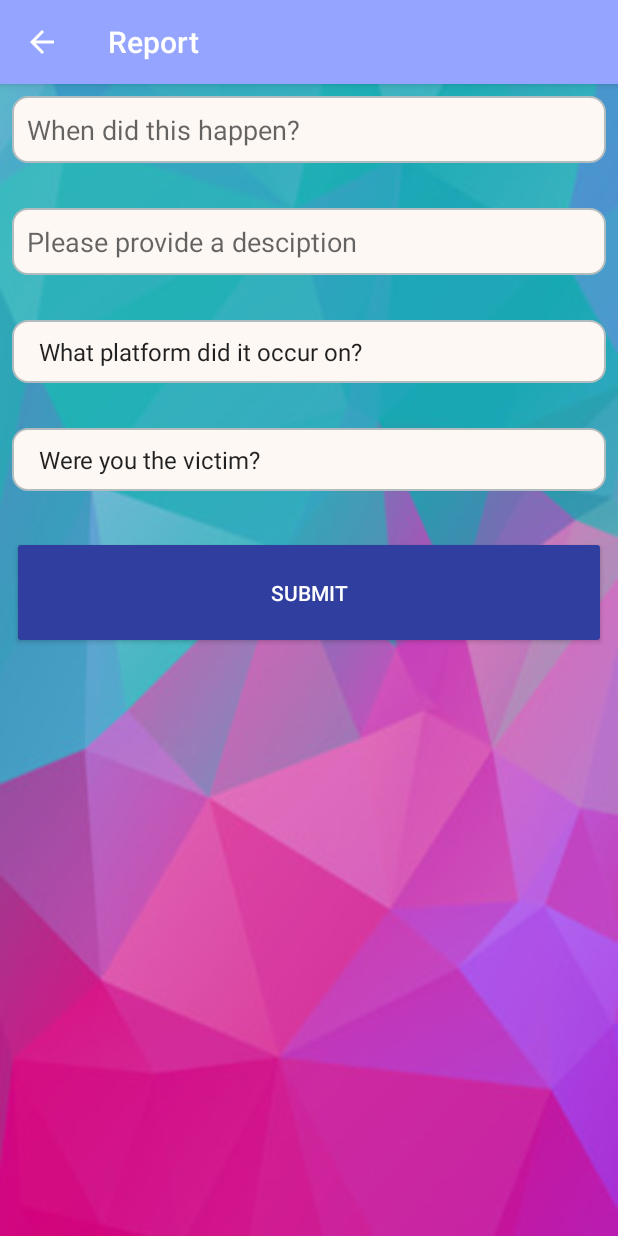
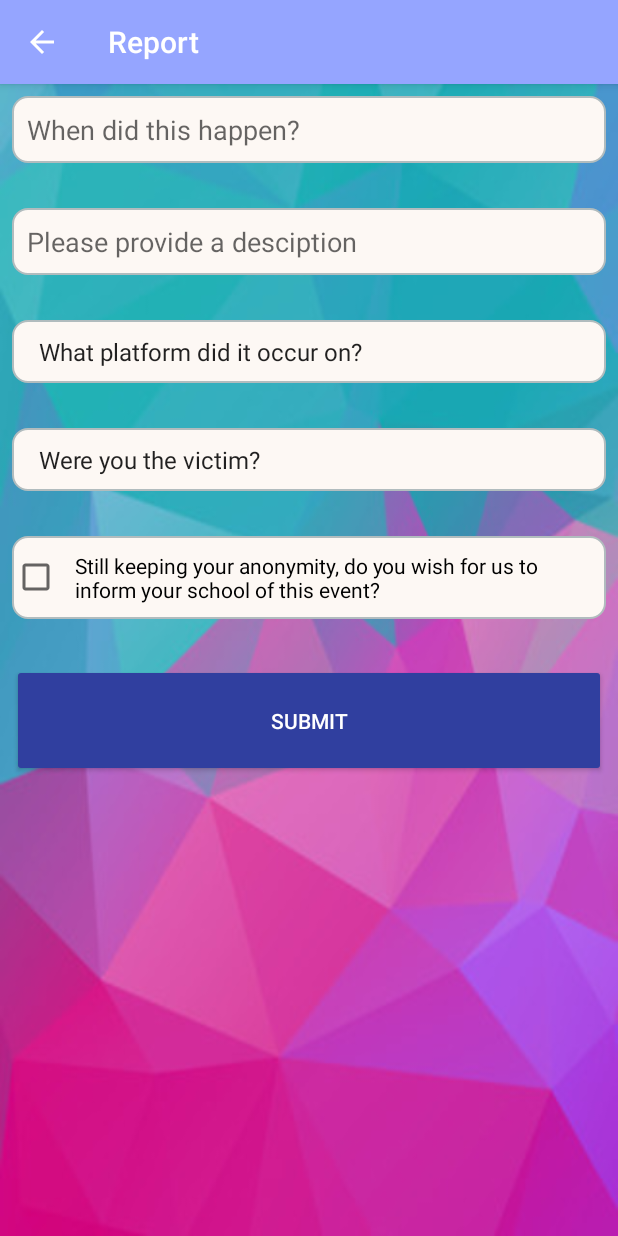
Before and after one commit to tha-bo/mvmr, an Android app: the Report screen opened directly, with no data from a screen before it, on a phone screen of 412 x 824 dp. Run offline under Robolectric (Android 15) with nearby library versions, the phone set to English and light mode, and no system bars; our stand-ins replace Firebase (no records; nobody signed in at launch, a user with empty details on screens opened directly).

Commit message:
fixed bug when sending on/off added send to school checkbox

```diff
--- a/app/src/main/java/mvmr/mvmr/Report.java
+++ b/app/src/main/java/mvmr/mvmr/Report.java
@@ -16,6 +16,7 @@ import android.util.Log;
 import android.view.View;
 import android.widget.AdapterView;
 import android.widget.Button;
+import android.widget.CheckBox;
 import android.widget.EditText;
 import android.widget.Spinner;
 import android.widget.Toast;
@@ -122,6 +123,7 @@ public class Report extends AppCompatActivity implements DatePickerFragment.OnDa
         EditText r_description = (EditText) findViewById(R.id.report_description);
         Spinner r_platform = (Spinner) findViewById(R.id.report_platform);
         Spinner r_victim = (Spinner) findViewById(R.id.report_victim);
+        CheckBox r_inform = (CheckBox) findViewById(R.id.inform_school);
 
         if(r_date.getText().toString() == null || r_date.getText().toString().equals("") ||
            r_description.getText().toString() == null || r_description.getText().toString().equals("") ||
@@ -136,7 +138,8 @@ public class Report extends AppCompatActivity implements DatePickerFragment.OnDa
                 new SimpleDateFormat("yyyy/MM/dd HH:mm:ss").format(new Date()),
                 r_description.getText().toString(),
                 r_platform.getSelectedItem().toString(),
-                r_victim.getSelectedItem().toString()
+                r_victim.getSelectedItem().toString(),
+                r_inform.isChecked()
         );
         SendResults(model);
     }
--- a/app/src/main/java/mvmr/mvmr/ScreenOffReceiver.java
+++ b/app/src/main/java/mvmr/mvmr/ScreenOffReceiver.java
@@ -40,7 +40,7 @@ public class ScreenOffReceiver extends BroadcastReceiver {
                 if(id == null)
                 {
                     id = java.util.UUID.randomUUID().toString();
-                    mDatabase = FirebaseRepository.getDatabaseInstance().getReference();
+                    mDatabase = FirebaseDatabase.getInstance().getReference();
                     mDatabase.child("usage").child(id).setValue(new UsageModel(userId, null, unlit));
                 }
 
--- a/app/src/main/java/mvmr/mvmr/ScreenOnReceiver.java
+++ b/app/src/main/java/mvmr/mvmr/ScreenOnReceiver.java
@@ -33,7 +33,7 @@ public class ScreenOnReceiver extends BroadcastReceiver {
                 settingsEditor.putString("row", id);
                 settingsEditor.commit();
 
-                DatabaseReference mDatabase = FirebaseRepository.getDatabaseInstance().getReference();
+                DatabaseReference mDatabase = FirebaseDatabase.getInstance().getReference();
                 mDatabase.child("usage").child(id).setValue(new UsageModel(userId, lit, null));
 
                 // Must call finish() so the BroadcastReceiver can be recycled.
--- a/app/src/main/res/layout/content_report.xml
+++ b/app/src/main/res/layout/content_report.xml
@@ -99,13 +99,26 @@
                 android:paddingLeft="10dp"
                 android:paddingRight="10dp"/>
 
+            <CheckBox
+                android:id="@+id/inform_school"
+                android:layout_width="match_parent"
+                android:layout_height="wrap_content"
+                android:text="@string/informSchool"
+                android:background="@drawable/layout_rounded"
+                android:paddingTop="10dp"
+                android:paddingBottom="10dp"
+                android:paddingLeft="10dp"
+                android:paddingRight="10dp"
+                android:layout_marginTop="30dp"/>
+
             <Button
                 android:id="@+id/report_submit"
                 style="@style/Widget.AppCompat.Button.Colored"
                 android:layout_width="match_parent"
                 android:layout_height="75dp"
                 android:layout_marginTop="30dp"
-                android:text="Submit" />
+                android:text="Submit"
+                />
 
         </LinearLayout>
     </ScrollView>
--- a/app/src/main/res/values/strings.xml
+++ b/app/src/main/res/values/strings.xml
@@ -119,6 +119,7 @@ What is the name of the school you attend?
         <item>cyberbullying | https://cybercrime.org.za/cyberbullying/</item>
         <item>Contacts | https://cybercrime.org.za/contact/</item>
         <item>Reporting | https://cybercrime.org.za/reporting</item>
+        <item>MVMR Icon Source | https://icons8.com/icon/new-icons/all</item>
     </string-array>
 
     <string-array name="contact_sms">
@@ -133,4 +134,5 @@ What is the name of the school you attend?
         <item>name</item>
         <item>name</item>
     </string-array>
+    <string name="informSchool">Still keeping your anonymity, do you wish for us to inform your school of this event?</string>
 </resources>
```
Also changed, not shown: 2 other files.
